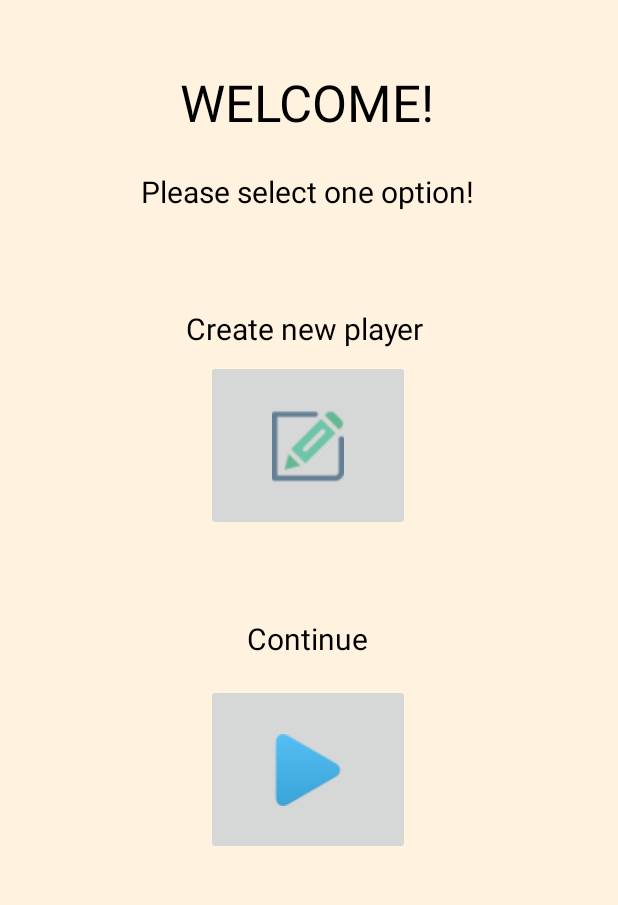
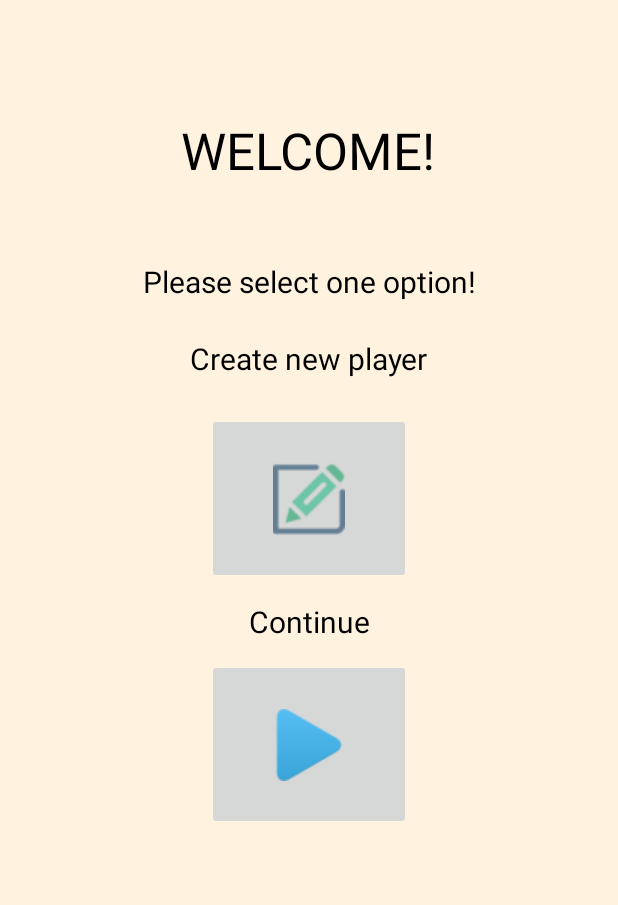
Before and after one commit to abriljavier/English-for-kids, an Android app: the screen it shows after launch (MainActivity), on a phone screen of 412 x 824 dp, the part 96-1001 px from its top. Run offline under Robolectric (Android 15) with nearby library versions, the phone set to English and light mode, and no system bars.

Commit message:
Finished create player

```diff
--- a/app/src/main/AndroidManifest.xml
+++ b/app/src/main/AndroidManifest.xml
@@ -1,6 +1,8 @@
 <?xml version="1.0" encoding="utf-8"?>
 <manifest xmlns:android="http://schemas.android.com/apk/res/android"
     xmlns:tools="http://schemas.android.com/tools">
+    <uses-permission android:name="android.permission.INTERNET" />
+    <uses-permission android:name="android.permission.ACCESS_NETWORK_STATE" />
 
     <application
         android:allowBackup="true"
@@ -20,7 +22,7 @@
                 <category android:name="android.intent.category.LAUNCHER" />
             </intent-filter>
         </activity>
-        <activity android:name=".CreatePlayer">
+        <activity android:name=".CreatePlayerFragment">
         </activity>
     </application>
 
--- a/app/src/main/java/com/example/englishforkids/Level.kt
+++ b/app/src/main/java/com/example/englishforkids/Level.kt
@@ -1,4 +1,4 @@
 package com.example.englishforkids
 
-class Level(var id: Int, var name: String, var category: String, var image: Int) {
+class Level(var id: Int?, var name: String, var category: String, var image: String) {
 }
--- a/app/src/main/java/com/example/englishforkids/MainActivity.kt
+++ b/app/src/main/java/com/example/englishforkids/MainActivity.kt
@@ -1,6 +1,5 @@
 package com.example.englishforkids
 
-import android.content.Intent
 import androidx.appcompat.app.AppCompatActivity
 import android.os.Bundle
 import android.view.Menu
@@ -14,13 +13,15 @@ class MainActivity : AppCompatActivity() {
         super.onCreate(savedInstanceState)
         setContentView(R.layout.activity_main)
 
-        val toolbar: Toolbar = findViewById(R.id.toolbar_common)
+        val toolbar: Toolbar = findViewById(R.id.toolbar)
         setSupportActionBar(toolbar)
 
-        var createPlayerButton = findViewById<ImageButton>(R.id.createPlayerButton)
-        createPlayerButton.setOnClickListener{
-            val intent = Intent(this@MainActivity, CreatePlayer::class.java)
-            startActivity(intent)
+        if (savedInstanceState == null) {
+            // MOSTRAR EL MAIN FRAGMENT SI ES LA PRIMERA VEZ QUE SE ABRE LA APP
+            val mainFragment = MainFragment()
+            supportFragmentManager.beginTransaction()
+                .replace(R.id.fragment_container, mainFragment)
+                .commit()
         }
     }
 
@@ -29,5 +30,21 @@ class MainActivity : AppCompatActivity() {
         return true
     }
 
+    override fun onOptionsItemSelected(item: MenuItem): Boolean {
+        when (item.itemId) {
+            R.id.menu_about -> {
+                // Acción para "Acerca de la app"
+                Toast.makeText(this, "Acerca de la app", Toast.LENGTH_SHORT).show()
+                return true
+            }
+            R.id.menu_high_scores -> {
+                // Acción para "Mejores puntuaciones"
+                Toast.makeText(this, "Mejores puntuaciones", Toast.LENGTH_SHORT).show()
+                return true
+            }
+            else -> return super.onOptionsItemSelected(item)
+        }
+    }
+
 
 }
--- /dev/null
+++ b/app/src/main/java/com/example/englishforkids/MainFragment.kt
@@ -0,0 +1,33 @@
+package com.example.englishforkids
+
+import android.os.Bundle
+import android.view.LayoutInflater
+import android.view.View
+import android.view.ViewGroup
+import android.widget.ImageButton
+import android.widget.Toolbar
+import androidx.appcompat.app.AppCompatActivity
+import androidx.fragment.app.Fragment
+
+class MainFragment : Fragment() {
+    override fun onCreateView(
+        inflater: LayoutInflater, container: ViewGroup?,
+        savedInstanceState: Bundle?
+    ): View? {
+        // INFLAR EL DISEÑO
+        val view = inflater.inflate(R.layout.fragment_main, container, false)
+
+        // BOTÓN PARA CREAR NUEVO JUGADOR
+        val createPlayerButton = view.findViewById<ImageButton>(R.id.createPlayerButton)
+        createPlayerButton.setOnClickListener {
+            // ABRIR EL FRAGMENT DE CREAR NUEVO JUGADOR
+            val createPlayerFragment = CreatePlayerFragment()
+            parentFragmentManager.beginTransaction()
+                .replace(R.id.fragment_container, createPlayerFragment)
+                .addToBackStack(null)
+                .commit()
+        }
+
+        return view
+    }
+}
--- a/app/src/main/res/layout/activity_main.xml
+++ b/app/src/main/res/layout/activity_main.xml
@@ -7,78 +7,22 @@
     android:background="@color/fondo_principal"
     tools:context=".MainActivity">
 
-    <include layout="@layout/toolbar" />
+    <androidx.appcompat.widget.Toolbar
+        xmlns:android="http://schemas.android.com/apk/res/android"
+        xmlns:app="http://schemas.android.com/apk/res-auto"
+        android:id="@+id/toolbar"
+        android:layout_width="match_parent"
+        android:layout_height="?attr/actionBarSize"
+        android:background="@color/toolbar_color"
+        app:titleTextColor="@color/titulo_toolbar_color" />
 
-    <ImageButton
-        android:id="@+id/createPlayerButton"
-        android:layout_width="136dp"
-        android:layout_height="114dp"
-        android:layout_marginStart="137dp"
-        android:layout_marginTop="304dp"
-        android:layout_marginEnd="138dp"
-        android:layout_marginBottom="313dp"
-        android:src="@drawable/create_user" />
+    <FrameLayout
+        android:id="@+id/fragment_container"
+        android:layout_width="match_parent"
+        android:layout_height="match_parent"
+        android:layout_below="@id/toolbar" />
 
-    <TextView
-        android:id="@+id/textView4"
-        android:layout_width="215dp"
-        android:layout_height="61dp"
-        android:layout_marginStart="97dp"
-        android:layout_marginTop="101dp"
-        android:layout_marginEnd="99dp"
-        android:layout_marginBottom="569dp"
-        android:gravity="center"
-        android:text="WELCOME!"
-        android:textColor="@color/texto_principal"
-        android:textSize="34sp" />
 
-    <TextView
-        android:id="@+id/textView"
-        android:layout_width="289dp"
-        android:layout_height="59dp"
-        android:layout_marginStart="60dp"
-        android:layout_marginTop="162dp"
-        android:layout_marginEnd="62dp"
-        android:layout_marginBottom="510dp"
-        android:gravity="center"
-        android:text="Please select one option!"
-        android:textColor="@color/texto_principal"
-        android:textSize="20sp" />
-
-    <TextView
-        android:id="@+id/textView2"
-        android:layout_width="wrap_content"
-        android:layout_height="wrap_content"
-        android:layout_marginStart="124dp"
-        android:layout_marginTop="269dp"
-        android:layout_marginEnd="127dp"
-        android:layout_marginBottom="435dp"
-        android:text="Create new player"
-        android:textColor="@color/texto_principal"
-        android:textSize="20sp" />
-
-    <ImageButton
-        android:id="@+id/continueGameButton"
-        android:layout_width="136dp"
-        android:layout_height="114dp"
-        android:layout_marginStart="137dp"
-        android:layout_marginTop="520dp"
-        android:layout_marginEnd="138dp"
-        android:layout_marginBottom="97dp"
-        android:src="@drawable/continue_user" />
-
-    <TextView
-        android:id="@+id/textView3"
-        android:layout_width="149dp"
-        android:layout_height="32dp"
-        android:layout_marginStart="130dp"
-        android:layout_marginTop="474dp"
-        android:layout_marginEnd="132dp"
-        android:layout_marginBottom="225dp"
-        android:gravity="center"
-        android:text="Continue"
-        android:textColor="@color/texto_principal"
-        android:textSize="20sp" />
 
 
 </RelativeLayout>
--- /dev/null
+++ b/app/src/main/res/layout/fragment_main.xml
@@ -0,0 +1,57 @@
+<?xml version="1.0" encoding="utf-8"?>
+<LinearLayout xmlns:android="http://schemas.android.com/apk/res/android"
+    android:layout_width="match_parent"
+    android:layout_height="match_parent"
+    android:background="@color/fondo_principal"
+    android:gravity="center_horizontal"
+    android:orientation="vertical"
+    android:paddingTop="50dp">
+
+    <TextView
+        android:id="@+id/textView4"
+        android:layout_width="215dp"
+        android:layout_height="100dp"
+        android:gravity="center"
+        android:text="WELCOME!"
+        android:textColor="@color/texto_principal"
+        android:textSize="34sp" />
+
+    <TextView
+        android:id="@+id/textView"
+        android:layout_width="289dp"
+        android:layout_height="75dp"
+        android:gravity="center"
+        android:text="Please select one option!"
+        android:textColor="@color/texto_principal"
+        android:textSize="20sp" />
+
+    <TextView
+        android:id="@+id/textView2"
+        android:layout_width="wrap_content"
+        android:layout_height="50dp"
+        android:text="Create new player"
+        android:textColor="@color/texto_principal"
+        android:textSize="20sp" />
+
+    <ImageButton
+        android:id="@+id/createPlayerButton"
+        android:layout_width="136dp"
+        android:layout_height="114dp"
+        android:src="@drawable/create_user" />
+
+    <TextView
+        android:id="@+id/textView3"
+        android:layout_width="149dp"
+        android:layout_height="50dp"
+        android:gravity="center"
+        android:text="Continue"
+        android:textColor="@color/texto_principal"
+        android:textSize="20sp" />
+
+    <ImageButton
+        android:id="@+id/continueGameButton"
+        android:layout_width="136dp"
+        android:layout_height="114dp"
+        android:src="@drawable/continue_user" />
+
+</LinearLayout>
--- a/app/src/main/res/layout/toolbar.xml
+++ /dev/null
@@ -1,9 +0,0 @@
-<?xml version="1.0" encoding="utf-8"?>
-<androidx.appcompat.widget.Toolbar
-    xmlns:android="http://schemas.android.com/apk/res/android"
-    xmlns:app="http://schemas.android.com/apk/res-auto"
-    android:id="@+id/toolbar_common"
-    android:layout_width="match_parent"
-    android:layout_height="?attr/actionBarSize"
-    android:background="@color/toolbar_color"
-    app:titleTextColor="@color/titulo_toolbar_color" />
```
Also changed, not shown: app/src/main/java/com/example/englishforkids/ContinueGameFragment.kt (added, +25 -0 lines), app/src/main/java/com/example/englishforkids/CreatePlayer.kt (deleted, +0 -15 lines), app/src/main/java/com/example/englishforkids/CreatePlayerFragment.kt (added, +62 -0 lines), app/src/main/java/com/example/englishforkids/Database.kt (added, +76 -0 lines), app/src/main/java/com/example/englishforkids/ToolbarUtil.kt (deleted, +0 -32 lines), app/src/main/java/com/example/englishforkids/database.kt (deleted, +0 -30 lines), app/src/main/res/layout/create_player.xml (deleted, +0 -18 lines), app/src/main/res/layout/fragment_continue_game.xml (added, +42 -0 lines), app/src/main/res/layout/fragment_create_player.xml (added, +59 -0 lines), app/src/main/res/drawable/back_arrow.png (added).
